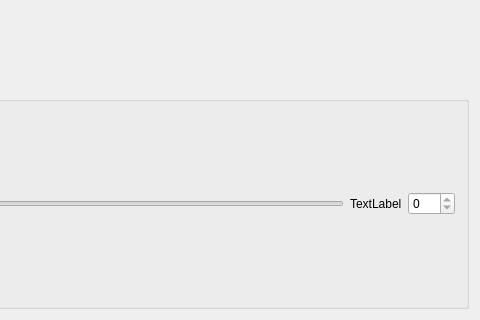
First picture: the form in P2/Praktikum2/mainwindow.ui, repository Saltzmann/CG2017, before the edit; both pictures show x 150 to 630 and y 335 to 655 of the 630 by 655 pixel window.
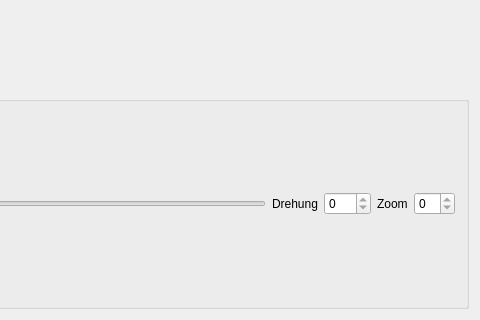
Second picture: the form after the edit. Custom widgets are drawn as their Qt base class.

```diff
--- a/P2/Praktikum2/mainwindow.ui
+++ b/P2/Praktikum2/mainwindow.ui
@@ -63,7 +63,10 @@
            <item>
             <widget class="QLabel" name="lblRotationZ">
              <property name="text">
-              <string>TextLabel</string>
+              <string>Drehung</string>
+             </property>
+             <property name="margin">
+              <number>10</number>
              </property>
             </widget>
            </item>
@@ -77,6 +80,26 @@
              </property>
             </widget>
            </item>
+           <item>
+            <widget class="QLabel" name="lblScaleZ">
+             <property name="text">
+              <string>Zoom</string>
+             </property>
+             <property name="margin">
+              <number>10</number>
+             </property>
+            </widget>
+           </item>
+           <item>
+            <widget class="QSpinBox" name="sbxScaleZ">
+             <property name="readOnly">
+              <bool>true</bool>
+             </property>
+             <property name="suffix">
+              <string/>
+             </property>
+            </widget>
+           </item>
           </layout>
          </item>
         </layout>
```
Left out of the diff: 8 changed lines with no effect on the pictures.
